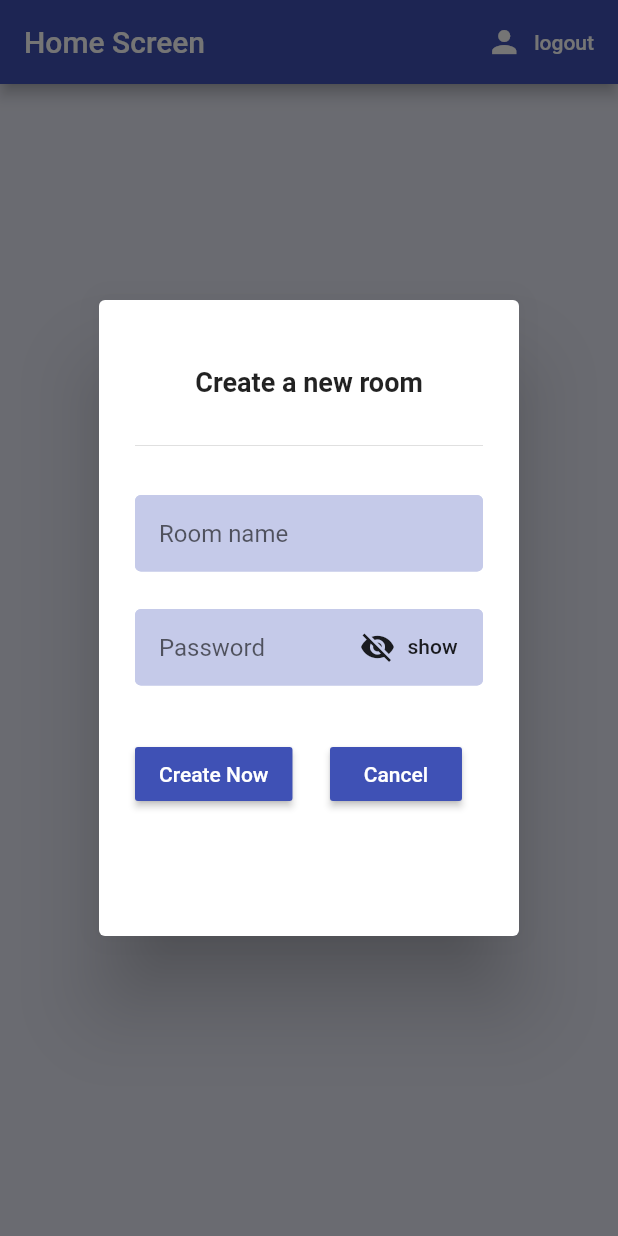
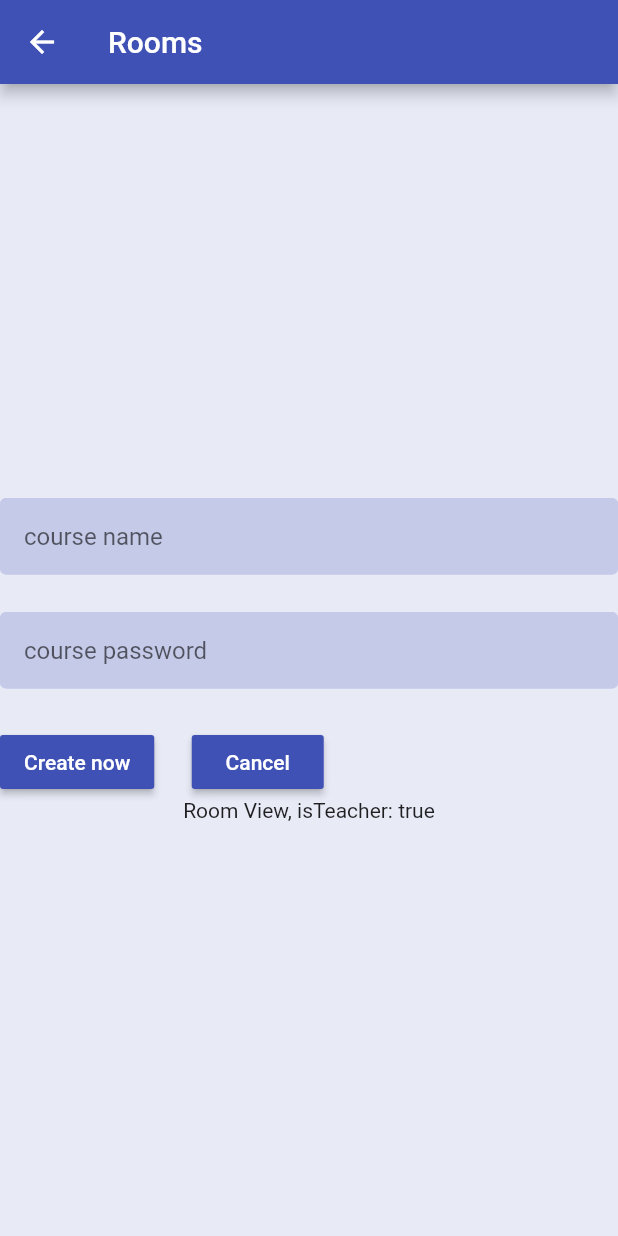
Before and after one commit to DeleMike/Providers, a Flutter app: the screen it shows once a user with an empty profile is signed in, after a tap on "CREATE A ROOM", on a phone screen of 412 x 824 dp. Run offline on Flutter 3.47's test engine with Material 2 defaults, Android fonts, the phone set to English and light mode, and no system bars; our stand-ins replace cloud_firestore, firebase_auth, firebase_core; accounts and stored records are empty.

```diff
--- a/lib/screens/home/create_room_form.dart
+++ b/lib/screens/home/create_room_form.dart
@@ -1,8 +1,11 @@
 import 'package:flutter/material.dart';
+import 'package:jrup/screens/home/room.dart';
+import 'package:jrup/services/database.dart';
 
 class CreateRoomForm extends StatefulWidget {
   final String title;
-  CreateRoomForm({this.title});
+  final bool isTeacher;
+  CreateRoomForm({this.title, this.isTeacher});
 
   @override
   _CreateRoomFormState createState() => _CreateRoomFormState();
@@ -17,6 +20,8 @@ class _CreateRoomFormState extends State<CreateRoomForm> {
   var text = 'show';
   bool isObscure = true;
   var icon = Icons.visibility_off;
+
+  DatabaseService databaseService;
 
   _toggleView() {
     setState(() {
@@ -62,7 +67,8 @@ class _CreateRoomFormState extends State<CreateRoomForm> {
                     fillColor: Colors.indigo[100],
                     filled: true,
                     enabledBorder: OutlineInputBorder(
-                    borderSide: BorderSide(color: Colors.indigo[100], width: 2.0),
+                      borderSide:
+                          BorderSide(color: Colors.indigo[100], width: 2.0),
                     ),
                   ),
                 ),
@@ -73,12 +79,13 @@ class _CreateRoomFormState extends State<CreateRoomForm> {
                     TextFormField(
                       keyboardType: TextInputType.visiblePassword,
                       controller: _passwordController,
-                    validator: (val) =>
-                        val.length < 6 ? 'Enter a password 6+ chars long' : null,
+                      validator: (val) => val.length < 6
+                          ? 'Enter a password 6+ chars long'
+                          : null,
                       obscureText: isObscure,
                       decoration: InputDecoration(
                         contentPadding: const EdgeInsets.all(16.0),
-                      hintText: 'Password',
+                        hintText: 'Room password',
                         focusColor: Colors.black,
                         fillColor: Colors.indigo[100],
                         filled: true,
@@ -90,7 +97,7 @@ class _CreateRoomFormState extends State<CreateRoomForm> {
                     ),
                     Positioned(
                       right: 1,
-                    top:1,
+                      top: 1,
                       child: FlatButton.icon(
                         splashColor: Colors.transparent,
                         onPressed: () {
@@ -116,15 +123,19 @@ class _CreateRoomFormState extends State<CreateRoomForm> {
                         onPressed: () async {
                           //login into account
                           if (_formKey.currentState.validate()) {
-                          print(
-                              'email: ${_nameController.text.toString().trim()}');
-                          print(
-                              'password: ${_passwordController.text.toString().trim()}');
+                            String name =
+                                _nameController.text.toString().trim();
+                            String key =
+                                _passwordController.text.toString().trim();
+                            print('email: $name');
+                            print('password: $key');
                           }
                         },
                       ),
                     ),
-                  SizedBox(width: 25.0,),
+                    SizedBox(
+                      width: 25.0,
+                    ),
                     Align(
                       alignment: Alignment.bottomRight,
                       child: RaisedButton(
@@ -146,7 +157,6 @@ class _CreateRoomFormState extends State<CreateRoomForm> {
           ),
         ),
       ],
-
     );
   }
 }
--- a/lib/screens/home/home.dart
+++ b/lib/screens/home/home.dart
@@ -2,6 +2,7 @@ import 'package:flutter/material.dart';
 import 'package:flutter/services.dart';
 import 'package:jrup/models/user.dart';
 import 'package:jrup/screens/home/create_room_form.dart';
+import 'package:jrup/screens/home/room.dart';
 import 'package:jrup/services/auth.dart';
 import 'package:provider/provider.dart';
 
@@ -110,11 +111,14 @@ class Home extends StatelessWidget {
       );
     }
 
-    _showCreateRoomDialog(String title) {
+    _showCreateRoomDialog(String title, bool isATeacher) {
       return showDialog(
         context: context,
         child: AlertDialog(
-          content: CreateRoomForm(title: title),
+          content: CreateRoomForm(
+            title: title,
+            isTeacher: isATeacher,
+          ),
         ),
       );
     }
@@ -138,10 +142,15 @@ class Home extends StatelessWidget {
                       );
                     }
                   },
-                  icon: Icon(Icons.person, color: Colors.white,),
+                  icon: Icon(
+                    Icons.person,
+                    color: Colors.white,
+                  ),
                   label: Text(
                     'logout',
-                    style: TextStyle(color: Colors.white,),
+                    style: TextStyle(
+                      color: Colors.white,
+                    ),
                   ),
                 ),
               ],
@@ -156,7 +165,14 @@ class Home extends StatelessWidget {
                       width: 250.0,
                       child: OutlinedButton(
                         onPressed: () async {
-                          _showCreateRoomDialog('Create a new room');
+                          Navigator.push(
+                            context,
+                            MaterialPageRoute(
+                              builder: (context) => Room(
+                                isTeacher: true,
+                              ),
+                            ),
+                          );
                         },
                         style: OutlinedButton.styleFrom(
                           primary: Colors.indigo[900],
@@ -178,8 +194,8 @@ class Home extends StatelessWidget {
                       margin: EdgeInsets.all(8.0),
                       width: 250.0,
                       child: OutlinedButton(
-                        onPressed: () async{
-                          _showCreateRoomDialog('Join existing room') ;
+                        onPressed: () async {
+                          // _showCreateRoomDialog('Join existing room', false) ;
                         },
                         style: OutlinedButton.styleFrom(
                           primary: Colors.indigo[900],
--- /dev/null
+++ b/lib/screens/home/room.dart
@@ -0,0 +1,121 @@
+import 'package:flutter/material.dart';
+import 'package:jrup/services/database.dart';
+
+class Room extends StatefulWidget {
+  final bool isTeacher;
+  Room({this.isTeacher});
+
+  @override
+  _RoomState createState() => _RoomState();
+}
+
+class _RoomState extends State<Room> {
+  final _formKey = GlobalKey<FormState>();
+  final _nameController = TextEditingController();
+  final _passwordController = TextEditingController();
+
+  DatabaseService _databaseService;
+
+
+  @override
+  Widget build(BuildContext context) {
+    return Scaffold(
+      backgroundColor: Colors.indigo[50],
+      appBar: AppBar(
+        title: Text('Rooms'),
+      ),
+      body: Form(
+        key: _formKey,
+        child: Column(
+          mainAxisAlignment: MainAxisAlignment.center,
+          children: [
+            TextFormField(
+              keyboardType: TextInputType.name,
+              controller: _nameController,
+              validator: (val) => val.isEmpty ? 'Enter a room name' : null,
+              decoration: InputDecoration(
+                contentPadding: const EdgeInsets.all(16.0),
+                hintText: 'course name',
+                fillColor: Colors.indigo[100],
+                filled: true,
+                enabledBorder: OutlineInputBorder(
+                  borderSide: BorderSide(color: Colors.indigo[100], width: 2.0),
+                ),
+              ),
+            ),
+            SizedBox(height: 25.0),
+            TextFormField(
+              keyboardType: TextInputType.visiblePassword,
+              controller: _passwordController,
+              validator: (val) => val.isEmpty ? 'Enter a room name' : null,
+              decoration: InputDecoration(
+                contentPadding: const EdgeInsets.all(16.0),
+                hintText: 'course password',
+                fillColor: Colors.indigo[100],
+                filled: true,
+                enabledBorder: OutlineInputBorder(
+                  borderSide: BorderSide(color: Colors.indigo[100], width: 2.0),
+                ),
+              ),
+            ),
+            SizedBox(height: 25.0),
+            Row(
+                  children: [
+                    Align(
+                      alignment: Alignment.bottomLeft,
+                      child: RaisedButton(
+                        child: Text(
+                          'Create now',
+                          style: TextStyle(color: Colors.white),
+                        ),
+                        color: Colors.indigo,
+                        onPressed: () async {
+                          //login into account
+                          if (_formKey.currentState.validate()) {
+                            String name =
+                                _nameController.text.toString().trim();
+                            String key =
+                                _passwordController.text.toString().trim();
+
+
+                          _databaseService = DatabaseService(password: key);
+                          _databaseService.createNewCourse(name, key);
+                            print(
+                                'email: $name');
+                            print(
+                                'password: $key');
+
+                          }
+                        },
+                      ),
+                    ),
+                    SizedBox(
+                      width: 25.0,
+                    ),
+                    Align(
+                      alignment: Alignment.bottomRight,
+                      child: RaisedButton(
+                        child: Text(
+                          'Cancel',
+                          style: TextStyle(color: Colors.white),
+                        ),
+                        color: Colors.indigo,
+                        onPressed: () async {
+                          //cancel dialog
+                          //Navigator.pop(context);
+                        },
+                      ),
+                    ),
+                  ],
+                ),
+            Center(
+              child: Container(
+                child: Text('Room View, isTeacher: ${widget.isTeacher}'),
+              ),
+            ),
+          ],
+        ),
+      ),
+    );
+  }
+}
--- /dev/null
+++ b/lib/services/database.dart
@@ -0,0 +1,42 @@
+import 'package:cloud_firestore/cloud_firestore.dart';
+
+class DatabaseService {
+  final String password;
+  //a room reference
+  CollectionReference courseCollection =
+      FirebaseFirestore.instance.collection('courses');
+
+  //KEYS
+  final String mCourseName = 'courseName';
+  final String mCourseKey = 'courseKey';
+  // final String mCourseExamsStartDate = 'courseExamsStartDate';
+  // final String mCourseExamsEndDate = 'courseExamsEndDate';
+  // final String mCourseExamsStartTime = 'courseExamsStartTime';
+  // final String mCourseExamsEndTime = 'courseExamsEndTime';
+  // final String mCourseExamsTimeLimit = 'courseExamsTimeLimit';
+  // final String mShowResults = 'showResults';
+  // final String mViewRightAnswers = 'course';
+
+  DatabaseService({this.password});
+
+  Future createNewCourse(String name, String password) async {
+    return await courseCollection.doc(password).set({
+      mCourseName: name,
+      mCourseKey: password,
+    });
+  }
+
+  // //create course
+  // Future createNewCourse(
+  //     {@required String name,
+  //     @required String key,
+  //     @required String examsStartDate,
+  //     @required String examsEndDate,
+  //     @required String examsStartTime,
+  //     @required String examsEndTime,
+  //     @required String examsTimeLimit,
+  //     @required bool showResults,
+  //     @required bool viewRightAnswers}) async {
+
+  // }
+}
```
Lines whose indentation alone changed are shown as unchanged.
